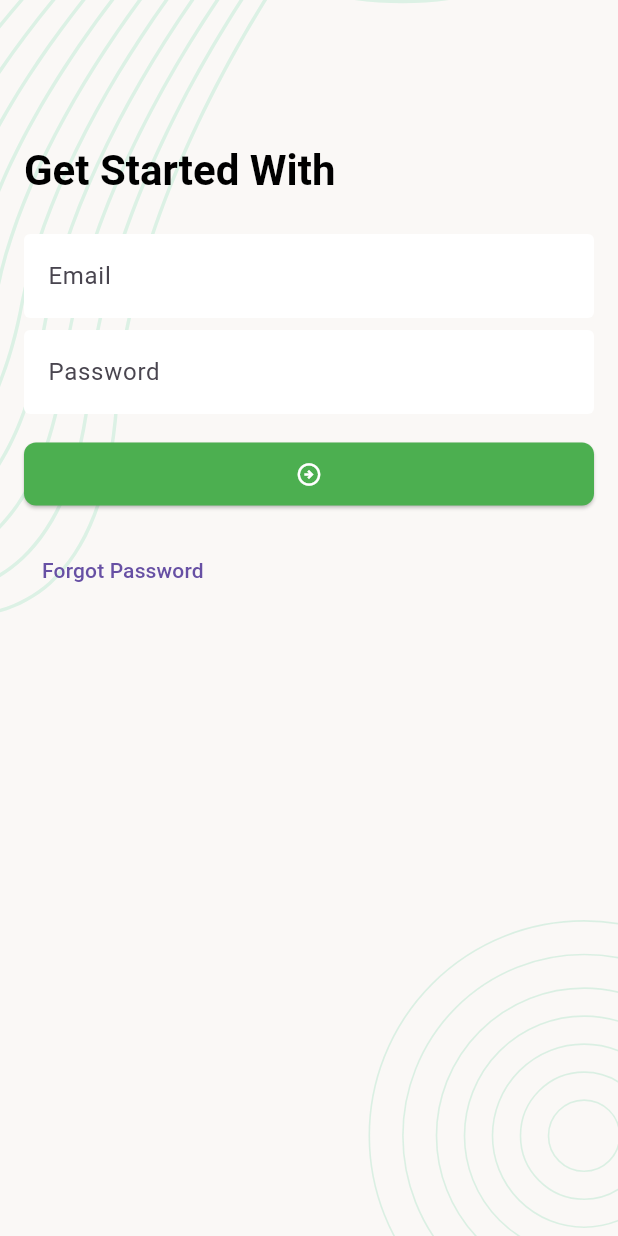
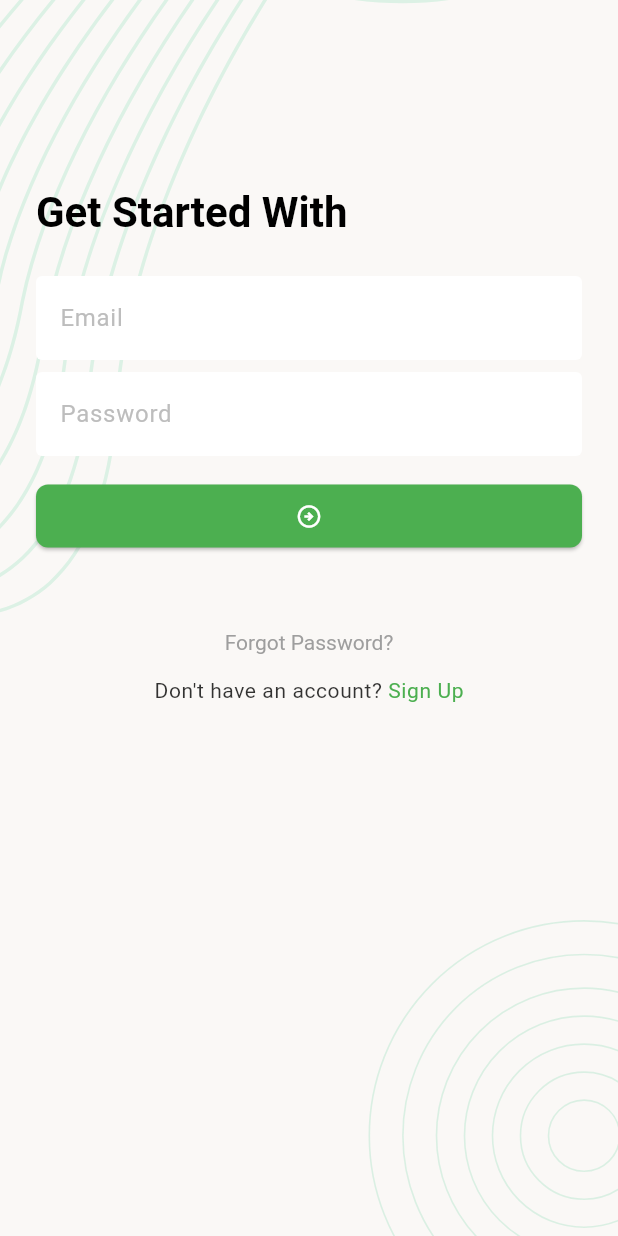
Before and after one commit to ashikmoinul/task_manager, a Flutter app: the screen it shows after launch, on a phone screen of 412 x 824 dp. Run offline on Flutter 3.47's test engine with Material 3 defaults, Android fonts, the phone set to English and light mode, and no system bars; our stand-ins replace flutter_svg, pin_code_fields.

Commit message:
Code Added

```diff
--- a/lib/app.dart
+++ b/lib/app.dart
@@ -1,5 +1,5 @@
 import 'package:flutter/material.dart';
-import 'package:task_manager/ui/screens/splash_screen.dart';
+import 'package:task_manager/ui/screens/auth/splash_screen.dart';
 import 'package:task_manager/ui/utility/app_colors.dart';
 
 class TaskManagerApp extends StatelessWidget {
@@ -15,33 +15,38 @@ class TaskManagerApp extends StatelessWidget {
 
   ThemeData lightThemeData() {
     return ThemeData(
-      inputDecorationTheme: const InputDecorationTheme(
+      inputDecorationTheme: InputDecorationTheme(
         fillColor: Colors.white,
         filled: true,
+        hintStyle: TextStyle(color: Colors.grey.shade400),
         border: OutlineInputBorder(borderSide: BorderSide.none),
       ),
-
       textTheme: const TextTheme(
         titleLarge: TextStyle(
-          fontSize: 28,
-          fontWeight: FontWeight.bold,
-          color: Colors.black
-        )
+            fontSize: 28, fontWeight: FontWeight.bold, color: Colors.black),
+        titleSmall: TextStyle(
+            fontSize: 14,
+            fontWeight: FontWeight.w500,
+            color: Colors.grey,
+            letterSpacing: 0.3),
       ),
-
-
-
       elevatedButtonTheme: ElevatedButtonThemeData(
         style: ElevatedButton.styleFrom(
-            backgroundColor: AppColors.themeColor,
-            padding: const EdgeInsets.symmetric(vertical: 12),
-            foregroundColor: AppColors.white,
-            fixedSize: const Size.fromWidth(double.maxFinite),
-            shape: RoundedRectangleBorder(
+          backgroundColor: AppColors.themeColor,
+          padding: const EdgeInsets.symmetric(vertical: 12),
+          foregroundColor: AppColors.white,
+          fixedSize: const Size.fromWidth(double.maxFinite),
+          shape: RoundedRectangleBorder(
             borderRadius: BorderRadius.circular(8),
-          )
-        )
-      )
+          ),
+        ),
+      ),
+      textButtonTheme: TextButtonThemeData(
+        style: TextButton.styleFrom(
+          foregroundColor: Colors.grey,
+          textStyle: TextStyle(fontWeight: FontWeight.w400),
+        ),
+      ),
     );
   }
 }
--- /dev/null
+++ b/lib/ui/screens/auth/sign_in_screen.dart
@@ -0,0 +1,120 @@
+import 'package:flutter/gestures.dart';
+import 'package:flutter/material.dart';
+import 'package:task_manager/ui/screens/auth/email_verification_screen.dart';
+import 'package:task_manager/ui/screens/auth/sign_up_screen.dart';
+import 'package:task_manager/ui/utility/app_colors.dart';
+import 'package:task_manager/ui/widgets/background_widget.dart';
+
+class SignInScreen extends StatefulWidget {
+  const SignInScreen({super.key});
+
+  @override
+  State<SignInScreen> createState() => _SignInScreenState();
+}
+
+class _SignInScreenState extends State<SignInScreen> {
+   final TextEditingController _emailTEController = TextEditingController();
+   final TextEditingController _passwordTEController = TextEditingController();
+
+  @override
+  Widget build(BuildContext context) {
+    return Scaffold(
+      body: BackgroundWidget(
+        child: SafeArea(
+          child: SingleChildScrollView(
+            child: Padding(
+              padding: const EdgeInsets.all(24),
+              child: Column(
+                crossAxisAlignment: CrossAxisAlignment.start,
+                children: [
+                  const SizedBox(height: 100),
+                  Text(
+                    'Get Started With',
+                    style: Theme.of(context).textTheme.titleLarge,
+                  ),
+                  const SizedBox(height: 24),
+                  TextFormField(
+                    controller: _emailTEController,
+                    decoration: InputDecoration(
+                      hintText: 'Email',
+                    ),
+                  ),
+                  const SizedBox(height: 8),
+                  TextFormField(
+                    controller: _passwordTEController,
+                    decoration: InputDecoration(
+                      hintText: 'Password',
+                    ),
+                  ),
+                  const SizedBox(height: 16),
+                  ElevatedButton(
+                    onPressed: () {},
+                    child: const Icon(Icons.arrow_circle_right_outlined),
+                  ),
+                  const SizedBox(height: 36),
+                  Center(
+                    child: Column(
+                      children: [
+                        TextButton(
+                          onPressed: _onTapForgotPassword,
+                          child: const Text('Forgot Password?'),
+                        ),
+                        RichText(
+                          text: TextSpan(
+                            style: TextStyle(
+                              color: Colors.black.withOpacity(0.8),
+                              fontWeight: FontWeight.w400,
+                              letterSpacing: 0.4,
+                            ),
+                            text: "Don't have an account? ",
+                            children: [
+                              TextSpan(
+                                  text: 'Sign Up',
+                                  style: const TextStyle(
+                                    color: AppColors.themeColor,
+                                  ),
+                                  recognizer: TapGestureRecognizer()
+                                    ..onTap =
+                                        _onTapSignUpButton),
+                            ],
+                          ),
+                        ),
+                      ],
+                    ),
+                  ),
+                ],
+              ),
+            ),
+          ),
+        ),
+      ),
+    );
+  }
+
+  void _onTapSignUpButton() {
+    Navigator.push(
+      context,
+      MaterialPageRoute(
+        builder: (context) => const SignUpScreen(),
+      ),
+    );
+  }
+
+  void _onTapForgotPassword() {
+    Navigator.push(
+      context,
+      MaterialPageRoute(
+        builder: (context) => const EmailVerificationScreen(),
+      ),
+    );
+  }
+
+
+
+  @override
+  void dispose() {
+    _emailTEController.dispose();
+    _passwordTEController.dispose();
+    super.dispose();
+  }
+}
--- a/lib/ui/screens/splash_screen.dart
+++ b/lib/ui/screens/auth/splash_screen.dart
@@ -1,6 +1,6 @@
 import 'package:flutter/material.dart';
 import 'package:flutter_svg/flutter_svg.dart';
-import 'package:task_manager/ui/screens/sign_in_screen.dart';
+import 'package:task_manager/ui/screens/auth/sign_in_screen.dart';
 import 'package:task_manager/ui/utility/asset_paths.dart';
 import 'package:task_manager/ui/widgets/background_widget.dart';
 
@@ -20,7 +20,7 @@ class _SplashScreenState extends State<SplashScreen> {
   }
 
   Future<void> _moveToNextScreen() async {
-    await Future.delayed(const Duration(seconds: 4));
+    await Future.delayed(const Duration(seconds: 2));
     if (mounted) {
       Navigator.pushReplacement(
         context,
--- a/lib/ui/screens/sign_in_screen.dart
+++ /dev/null
@@ -1,68 +0,0 @@
-import 'package:flutter/material.dart';
-import 'package:task_manager/ui/widgets/background_widget.dart';
-
-class SignInScreen extends StatefulWidget {
-  const SignInScreen({super.key});
-
-  @override
-  State<SignInScreen> createState() => _SignInScreenState();
-}
-
-class _SignInScreenState extends State<SignInScreen> {
-
-  static final TextEditingController _emailController = TextEditingController();
-  static final TextEditingController _passwordController = TextEditingController();
-
-  @override
-  Widget build(BuildContext context) {
-    return  Scaffold(
-      body: BackgroundWidget(
-          child: SafeArea(
-        child: SingleChildScrollView(
-          child: Padding(
-            padding: const EdgeInsets.all(16),
-            child: Column(
-              crossAxisAlignment: CrossAxisAlignment.start,
-              children: [
-                const SizedBox(height: 80),
-                Text('Get Started With', style: Theme.of(context).textTheme.titleLarge,),
-                const SizedBox(height: 24),
-                TextFormField(
-                  controller: _emailController,
-                  decoration: InputDecoration(
-                    hintText: 'Email',
-
-                  ),
-                ),
-                const SizedBox(height: 8),
-                TextFormField(
-                  controller: _passwordController,
-                  decoration: InputDecoration(
-                    hintText: 'Password',
-                  ),
-                ),
-                const SizedBox(height: 16),
-                ElevatedButton(
-                  onPressed: () {},
-                  child: const Icon(Icons.arrow_circle_right_outlined),
-                ),
-                const SizedBox(height: 16),
-                TextButton(onPressed: () {},
-                    child: const Text('Forgot Password'),),
-
-              ],
-            ),
-          ),
-        ),
-      ),
-      ),
-    );
-  }
-  @override
-  void dispose() {
-
-    _emailController.dispose();
-    _passwordController.dispose();
-    super.dispose();
-  }
-}
--- a/pubspec.yaml
+++ b/pubspec.yaml
@@ -16,6 +16,7 @@ dependencies:
 
   cupertino_icons: ^1.0.6
   flutter_svg: ^2.0.10+1
+  pin_code_fields: ^8.0.1
 
 dev_dependencies:
   flutter_test:
```
Also changed, not shown: lib/ui/screens/auth/email_verification_screen.dart (added, +117 -0 lines), lib/ui/screens/auth/pin_verification_screen.dart (added, +140 -0 lines), lib/ui/screens/auth/sign_up_screen.dart (added, +131 -0 lines), lib/ui/screens/main_bottom_nav_screen.dart (added, +15 -0 lines), lib/ui/widgets/background_widget.dart (+0 -7 lines), pubspec.lock.
